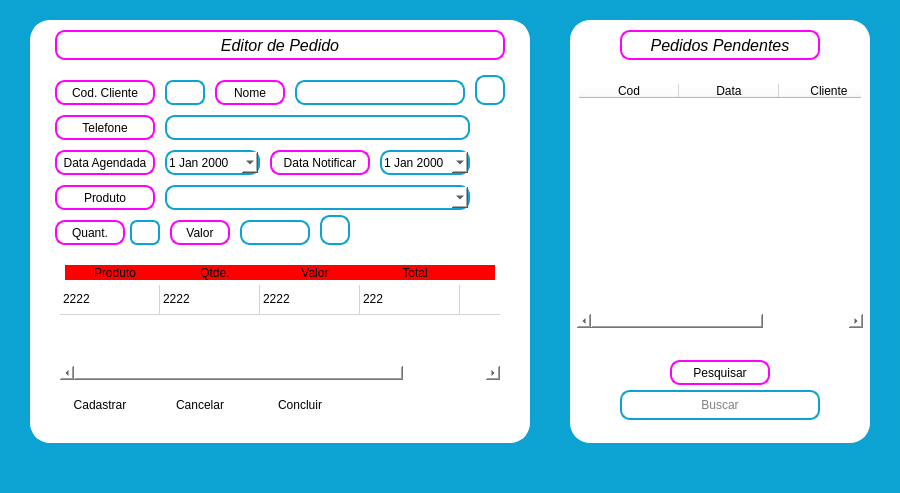
joaovilker/PDV, file Views/pedidos.ui: the form before one commit.
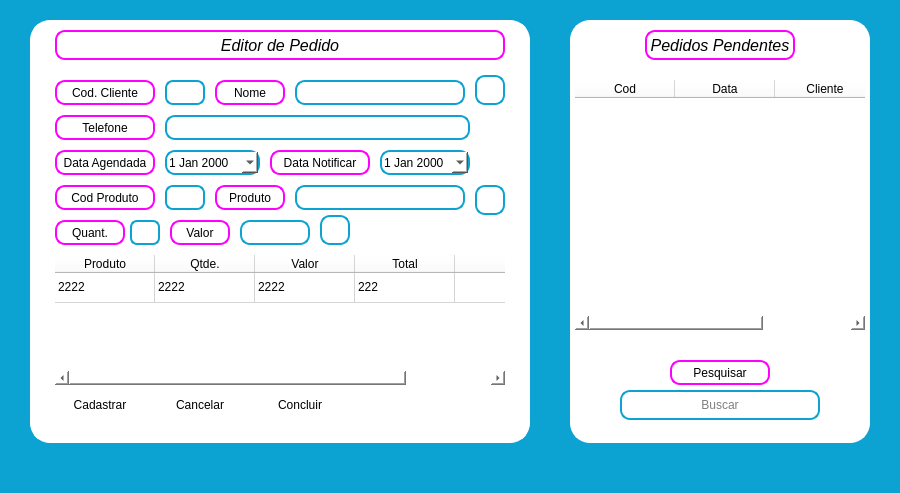
The form after the commit. Icons and pictures are not drawn.

Commit message: Secao Pedidos

```diff
--- a/Views/pedidos.ui
+++ b/Views/pedidos.ui
@@ -250,7 +250,7 @@
 color: #000</string>
      </property>
      <property name="text">
-      <string>Produto</string>
+      <string>Cod Produto</string>
      </property>
      <property name="alignment">
       <set>Qt::AlignCenter</set>
@@ -282,28 +282,6 @@
       </size>
      </property>
     </widget>
-    <widget class="QComboBox" name="tx_pedido_produto">
-     <property name="geometry">
-      <rect>
-       <x>135</x>
-       <y>165</y>
-       <width>305</width>
-       <height>25</height>
-      </rect>
-     </property>
-     <property name="font">
-      <font>
-       <family>Segoe UI</family>
-      </font>
-     </property>
-     <property name="styleSheet">
-      <string notr="true">color: #FFF;
-border: 2px solid #0CA3D2;
-border-radius:10px;
-background: #FFF;
-color: #000</string>
-     </property>
-    </widget>
     <widget class="QLabel" name="lb_produto_quantidade">
      <property name="geometry">
       <rect>
@@ -467,9 +445,7 @@
       </rect>
      </property>
      <property name="styleSheet">
-      <string notr="true">::section {border-radius: 0; background: red; border: none; color: #000; height: 25px}
-QTableWidget::item:hover{
-background: #000; border: none; border-radius: 0}</string>
+      <string notr="true">background: #FFF; border: none; border-radius: 0</string>
      </property>
      <property name="editTriggers">
       <set>QAbstractItemView::NoEditTriggers</set>
@@ -700,6 +676,110 @@
       <bool>true</bool>
      </property>
     </widget>
+    <widget class="QLineEdit" name="tx_pedido_cod_produto">
+     <property name="geometry">
+      <rect>
+       <x>135</x>
+       <y>165</y>
+       <width>40</width>
+       <height>25</height>
+      </rect>
+     </property>
+     <property name="font">
+      <font>
+       <family>Segoe UI</family>
+      </font>
+     </property>
+     <property name="styleSheet">
+      <string notr="true">color: #FFF;
+border: 2px solid #0CA3D2;
+border-radius:8px;
+background: #FFF;
+color: #000</string>
+     </property>
+     <property name="readOnly">
+      <bool>true</bool>
+     </property>
+    </widget>
+    <widget class="QLabel" name="lb_cliente_pedido_3">
+     <property name="geometry">
+      <rect>
+       <x>185</x>
+       <y>165</y>
+       <width>70</width>
+       <height>25</height>
+      </rect>
+     </property>
+     <property name="font">
+      <font>
+       <family>Arial</family>
+      </font>
+     </property>
+     <property name="styleSheet">
+      <string notr="true">color: #FFF;
+border: 2px solid #ff00ff;
+border-radius:10px;
+background: #FFF;
+color: #000</string>
+     </property>
+     <property name="text">
+      <string>Produto</string>
+     </property>
+     <property name="alignment">
+      <set>Qt::AlignCenter</set>
+     </property>
+    </widget>
+    <widget class="QPushButton" name="bt_pedido_localizar_produto">
+     <property name="geometry">
+      <rect>
+       <x>445</x>
+       <y>165</y>
+       <width>30</width>
+       <height>30</height>
+      </rect>
+     </property>
+     <property name="styleSheet">
+      <string notr="true">color: #FFF;
+border: 2px solid #0CA3D2;
+border-radius:10px;
+background: #FFF;
+color: #000</string>
+     </property>
+     <property name="text">
+      <string/>
+     </property>
+     <property name="iconSize">
+      <size>
+       <width>20</width>
+       <height>20</height>
+      </size>
+     </property>
+    </widget>
+    <widget class="QLineEdit" name="tx_pedido_produto">
+     <property name="geometry">
+      <rect>
+       <x>265</x>
+       <y>165</y>
+       <width>170</width>
+       <height>25</height>
+      </rect>
+     </property>
+     <property name="font">
+      <font>
+       <family>Segoe UI</family>
+      </font>
+     </property>
+     <property name="styleSheet">
+      <string notr="true">color: #FFF;
+border: 2px solid #0CA3D2;
+border-radius:10px;
+background: #FFF;
+color: #000</string>
+     </property>
+     <property name="readOnly">
+      <bool>true</bool>
+     </property>
+    </widget>
    </widget>
    <widget class="QFrame" name="ct_frame_pedidos_pendente">
     <property name="geometry">
@@ -724,9 +804,9 @@
     <widget class="QLabel" name="lb_pedidos_agendados">
      <property name="geometry">
       <rect>
-       <x>50</x>
+       <x>75</x>
        <y>10</y>
-       <width>200</width>
+       <width>150</width>
        <height>30</height>
       </rect>
      </property>
@@ -763,6 +843,14 @@
        <height>250</height>
       </rect>
      </property>
+     <property name="font">
+      <font>
+       <family>Segoe UI</family>
+      </font>
+     </property>
+     <property name="styleSheet">
+      <string notr="true">background: #FFF; border: none; border-radius: 0</string>
+     </property>
      <property name="editTriggers">
       <set>QAbstractItemView::NoEditTriggers</set>
      </property>
```
Left out of the diff: 6 changed lines with no effect on the pictures. The commit also changes 3 other files.
